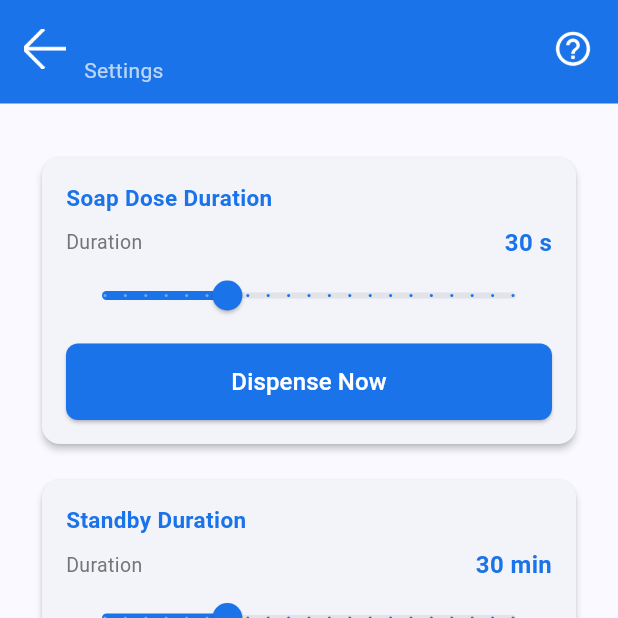
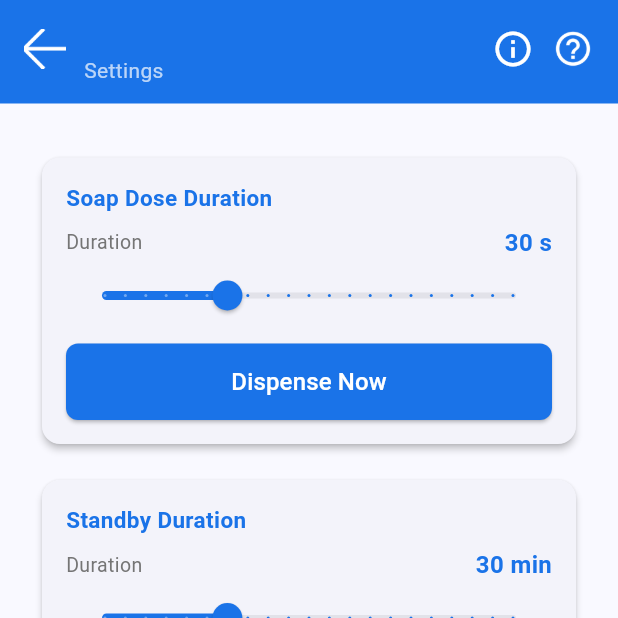
Before and after one commit to sterndev26-dot/stern-app, a Flutter app: the MainScreen screen opened directly with empty values, on a phone screen of 412 x 824 dp, the top half of it. Run offline on Flutter 3.47's test engine with Material 3 defaults, Android fonts, the phone set to English and light mode, and no system bars; our stand-ins replace flutter_blue_plus, permission_handler, shared_preferences, sqflite; accounts and stored records are empty.

Commit message:
Add fonts, wire Info navigation in MainScreen
- Copy AvenirHeavy.ttf + AvenirMedium.ttf from Android source to assets/fonts/
- MainScreen header: add info icon that navigates to ProductInformationScreen

Co-Authored-By: Claude Sonnet 4.6 <noreply@anthropic.com>

```diff
--- a/lib/screens/main_screen.dart
+++ b/lib/screens/main_screen.dart
@@ -4,6 +4,7 @@ import '../models/user.dart';
 import 'operate_screen.dart';
 import 'statistics_screen.dart';
 import 'settings_screen.dart';
+import 'product_information_screen.dart';
 
 class MainScreen extends StatefulWidget {
   final SternProduct product;
@@ -70,6 +71,14 @@ class _MainScreenState extends State<MainScreen> {
                 ),
               ),
               GestureDetector(
+                onTap: () => Navigator.of(context).push(MaterialPageRoute(
+                    builder: (_) =>
+                        ProductInformationScreen(product: widget.product))),
+                child: const Icon(Icons.info_outline,
+                    color: Colors.white, size: 28),
+              ),
+              const SizedBox(width: 12),
+              GestureDetector(
                 onTap: () => showDialog(
                     context: context,
                     builder: (_) => const _HelpDialog()),
```
Also changed, not shown: assets/fonts/AvenirHeavy.ttf (added), assets/fonts/AvenirMedium.ttf (added).
